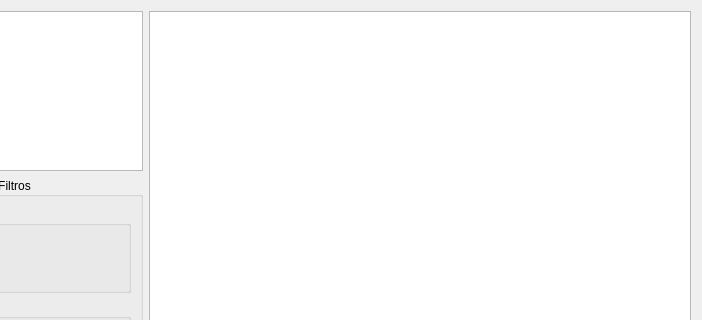
Before: the Qt Designer form ui/widgetnfeentrada.ui in darktorres/ERP-STACCATO, drawn with Qt 5; both pictures show x 124 to 826 and y 0 to 320 of the 826 by 529 pixel window.
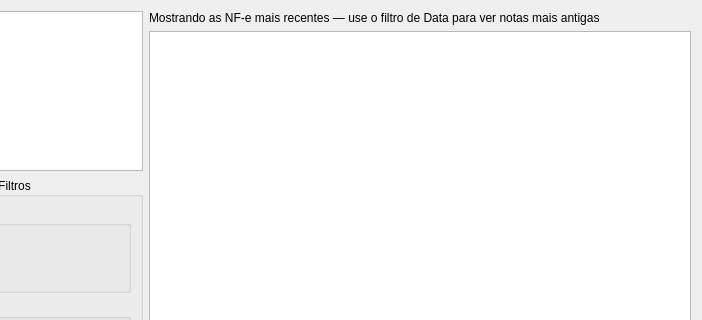
After: the same form once the commit is applied. Custom widgets are drawn as their Qt base class.

Commit message: NFe: corrige lentidão sem filtro de Data e adiciona resumo materializado

```diff
--- a/ui/widgetnfeentrada.ui
+++ b/ui/widgetnfeentrada.ui
@@ -301,6 +301,18 @@
     </layout>
    </item>
    <item row="0" column="1">
+    <layout class="QVBoxLayout" name="verticalLayoutTable">
+     <item>
+      <widget class="QLabel" name="labelLimitado">
+       <property name="text">
+        <string>Mostrando as NF-e mais recentes — use o filtro de Data para ver notas mais antigas</string>
+       </property>
+       <property name="visible">
+        <bool>false</bool>
+       </property>
+      </widget>
+     </item>
+     <item>
     <widget class="TableView" name="table">
      <property name="mouseTracking">
       <bool>true</bool>
@@ -318,6 +330,8 @@
       <bool>true</bool>
      </property>
     </widget>
+     </item>
+    </layout>
    </item>
    <item row="1" column="1">
     <layout class="QHBoxLayout" name="horizontalLayout">
```
Lines whose indentation alone changed are shown as unchanged. The commit also changes 3 other files.
